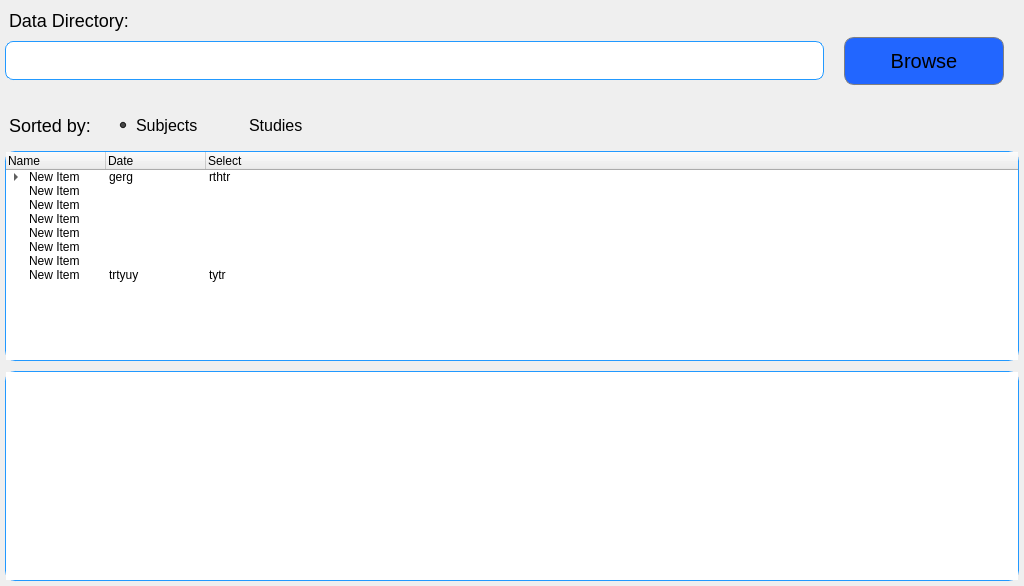
Before: the Qt Designer form src/ihm/SubjectsFrame.ui in lamyj/dicomifier, drawn with Qt 5.
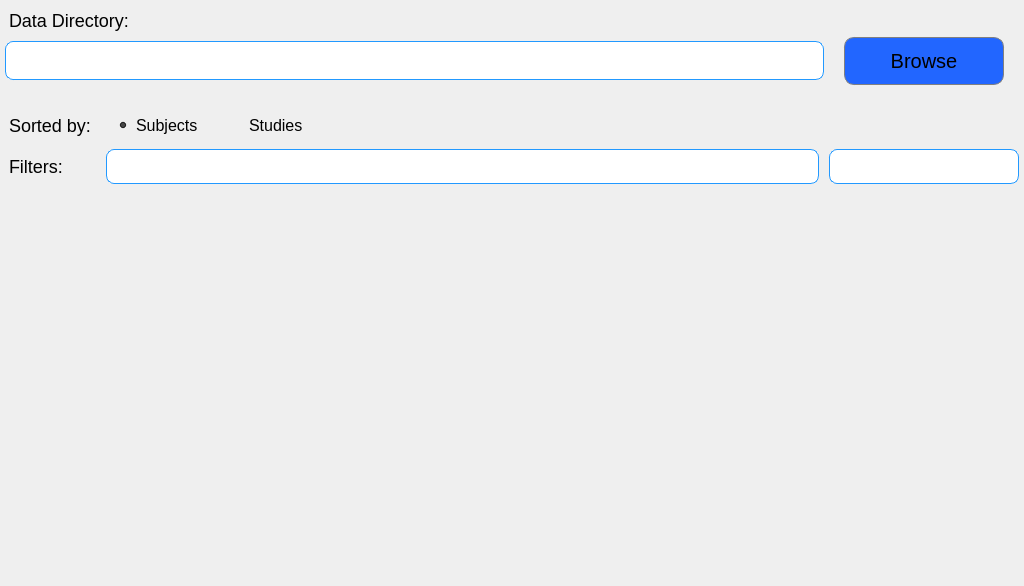
After: the same form once the commit is applied.

Commit message: src/ihm: modify subjects widget

What changed in the file:
```diff
--- a/src/ihm/SubjectsFrame.ui
+++ b/src/ihm/SubjectsFrame.ui
@@ -61,13 +61,20 @@
 
 QLineEdit
 {
-	margin-left: 5px;
-	margin-bottom: 25px;
+	margin: 0px 5px;
 	background-color: white;
 	border-radius: 8px;
 	border: 1px solid #2299FF;
 }
 
+QLineEdit#dataDirectory
+{
+	margin-left: 5px;
+	margin-right: 0px;
+	margin-bottom: 25px;
+	margin-top: 0px;
+}
+
 QRadioButton
 {
 	margin: 5px 15px;
@@ -92,55 +99,16 @@
    <property name="spacing">
     <number>0</number>
    </property>
-   <item row="5" column="0" colspan="5">
-    <widget class="QTreeView" name="treeView">
-     <property name="minimumSize">
-      <size>
-       <width>0</width>
-       <height>0</height>
-      </size>
-     </property>
-    </widget>
-   </item>
-   <item row="2" column="3">
-    <spacer name="horizontalSpacer_2">
-     <property name="orientation">
-      <enum>Qt::Horizontal</enum>
-     </property>
-     <property name="sizeHint" stdset="0">
-      <size>
-       <width>40</width>
-       <height>20</height>
-      </size>
-     </property>
-    </spacer>
-   </item>
-   <item row="2" column="0">
-    <widget class="QLabel" name="label_2">
+   <item row="0" column="0" colspan="2" alignment="Qt::AlignTop">
+    <widget class="QLabel" name="label">
      <property name="text">
-      <string>Sorted by:</string>
+      <string>Data Directory:</string>
      </property>
-    </widget>
-   </item>
-   <item row="1" column="0" colspan="4">
-    <widget class="QLineEdit" name="dataDirectory">
-     <property name="sizePolicy">
-      <sizepolicy hsizetype="Expanding" vsizetype="Preferred">
-       <horstretch>0</horstretch>
-       <verstretch>0</verstretch>
-      </sizepolicy>
+     <property name="scaledContents">
+      <bool>true</bool>
      </property>
-     <property name="minimumSize">
-      <size>
-       <width>0</width>
-       <height>64</height>
-      </size>
-     </property>
-     <property name="maximumSize">
-      <size>
-       <width>16777215</width>
-       <height>120</height>
-      </size>
+     <property name="alignment">
+      <set>Qt::AlignLeading|Qt::AlignLeft|Qt::AlignVCenter</set>
      </property>
     </widget>
    </item>
@@ -163,6 +131,13 @@
      </property>
     </widget>
    </item>
+   <item row="2" column="0">
+    <widget class="QLabel" name="label_2">
+     <property name="text">
+      <string>Sorted by:</string>
+     </property>
+    </widget>
+   </item>
    <item row="2" column="1">
     <widget class="QRadioButton" name="radioButton">
      <property name="sizePolicy">
@@ -179,19 +154,6 @@
      </property>
     </widget>
    </item>
-   <item row="0" column="0" colspan="2" alignment="Qt::AlignTop">
-    <widget class="QLabel" name="label">
-     <property name="text">
-      <string>Data Directory:</string>
-     </property>
-     <property name="scaledContents">
-      <bool>true</bool>
-     </property>
-     <property name="alignment">
-      <set>Qt::AlignLeading|Qt::AlignLeft|Qt::AlignVCenter</set>
-     </property>
-    </widget>
-   </item>
    <item row="2" column="2">
     <widget class="QRadioButton" name="radioButton_2">
      <property name="sizePolicy">
@@ -205,96 +167,126 @@
      </property>
     </widget>
    </item>
-   <item row="3" column="0" colspan="5">
-    <widget class="QTreeWidget" name="subjectsTree">
-     <column>
-      <property name="text">
-       <string>Name</string>
-      </property>
-     </column>
-     <column>
-      <property name="text">
-       <string>Date</string>
-      </property>
-     </column>
-     <column>
-      <property name="text">
-       <string>Select</string>
-      </property>
-     </column>
-     <item>
-      <property name="text">
-       <string>New Item</string>
-      </property>
-      <property name="text">
-       <string>gerg</string>
-      </property>
-      <property name="text">
-       <string>rthtr</string>
-      </property>
-      <item>
-       <property name="text">
-        <string>New Subitem</string>
-       </property>
-       <property name="text">
-        <string>jty</string>
-       </property>
-       <property name="text">
-        <string>tyjt</string>
-       </property>
-      </item>
-      <item>
-       <property name="text">
-        <string>New Subitem</string>
-       </property>
-      </item>
-      <item>
-       <property name="text">
-        <string>New Subitem</string>
-       </property>
-      </item>
-     </item>
-     <item>
-      <property name="text">
-       <string>New Item</string>
-      </property>
-     </item>
-     <item>
-      <property name="text">
-       <string>New Item</string>
-      </property>
-     </item>
-     <item>
-      <property name="text">
-       <string>New Item</string>
-      </property>
-     </item>
-     <item>
-      <property name="text">
-       <string>New Item</string>
-      </property>
-     </item>
-     <item>
-      <property name="text">
-       <string>New Item</string>
-      </property>
-     </item>
-     <item>
-      <property name="text">
-       <string>New Item</string>
-      </property>
-     </item>
-     <item>
-      <property name="text">
-       <string>New Item</string>
-      </property>
-      <property name="text">
-       <string>trtyuy</string>
-      </property>
-      <property name="text">
-       <string>tytr</string>
-      </property>
-     </item>
+   <item row="1" column="0" colspan="4">
+    <widget class="QLineEdit" name="dataDirectory">
+     <property name="sizePolicy">
+      <sizepolicy hsizetype="Expanding" vsizetype="Preferred">
+       <horstretch>0</horstretch>
+       <verstretch>0</verstretch>
+      </sizepolicy>
+     </property>
+     <property name="minimumSize">
+      <size>
+       <width>0</width>
+       <height>64</height>
+      </size>
+     </property>
+     <property name="maximumSize">
+      <size>
+       <width>16777215</width>
+       <height>120</height>
+      </size>
+     </property>
+    </widget>
+   </item>
+   <item row="2" column="3">
+    <spacer name="horizontalSpacer_2">
+     <property name="orientation">
+      <enum>Qt::Horizontal</enum>
+     </property>
+     <property name="sizeHint" stdset="0">
+      <size>
+       <width>40</width>
+       <height>20</height>
+      </size>
+     </property>
+    </spacer>
+   </item>
+   <item row="4" column="0" colspan="5">
+    <widget class="QWidget" name="widget" native="true">
+     <property name="sizePolicy">
+      <sizepolicy hsizetype="Expanding" vsizetype="Expanding">
+       <horstretch>0</horstretch>
+       <verstretch>0</verstretch>
+      </sizepolicy>
+     </property>
+     <property name="styleSheet">
+      <string notr="true">QTreeView {
+     show-decoration-selected: 1;
+ }
+
+ QTreeView::item {
+     border-top-color: transparent;
+     border-bottom-color: transparent;
+ }
+
+ QTreeView::item:hover {
+     background: qlineargradient(x1: 0, y1: 0, x2: 0, y2: 1, stop: 0 #e7effd, stop: 1 #cbdaf1);
+     border: 1px solid #bfcde4;
+ }
+
+ QTreeView::item:selected {
+     border: 1px solid #567dbc;
+ }
+
+ QTreeView::item:selected:active{
+     background: qlineargradient(x1: 0, y1: 0, x2: 0, y2: 1, stop: 0 #6ea1f1, stop: 1 #567dbc);
+ }
+
+ QTreeView::item:selected:!active {
+     background: qlineargradient(x1: 0, y1: 0, x2: 0, y2: 1, stop: 0 #6b9be8, stop: 1 #577fbf);
+ }
+
+QWidget #widget
+{
+	border: none;
+	margin: 0px 2px;
+}
+
+QHeaderView::section {
+    background: transparent;
+    color: #777777;
+    padding-left: 4px;
+}
+
+QHeaderView
+{
+	border-bottom: 1px solid #2299FF;
+}</string>
+     </property>
+    </widget>
+   </item>
+   <item row="3" column="0">
+    <widget class="QLabel" name="label_3">
+     <property name="text">
+      <string>Filters:</string>
+     </property>
+    </widget>
+   </item>
+   <item row="3" column="1" colspan="3">
+    <widget class="QLineEdit" name="lineEdit">
+     <property name="minimumSize">
+      <size>
+       <width>0</width>
+       <height>35</height>
+      </size>
+     </property>
+    </widget>
+   </item>
+   <item row="3" column="4">
+    <widget class="QLineEdit" name="lineEdit_2">
+     <property name="sizePolicy">
+      <sizepolicy hsizetype="Preferred" vsizetype="Fixed">
+       <horstretch>0</horstretch>
+       <verstretch>0</verstretch>
+      </sizepolicy>
+     </property>
+     <property name="minimumSize">
+      <size>
+       <width>200</width>
+       <height>35</height>
+      </size>
+     </property>
     </widget>
    </item>
   </layout>
```
The commit also changes 14 other files.
